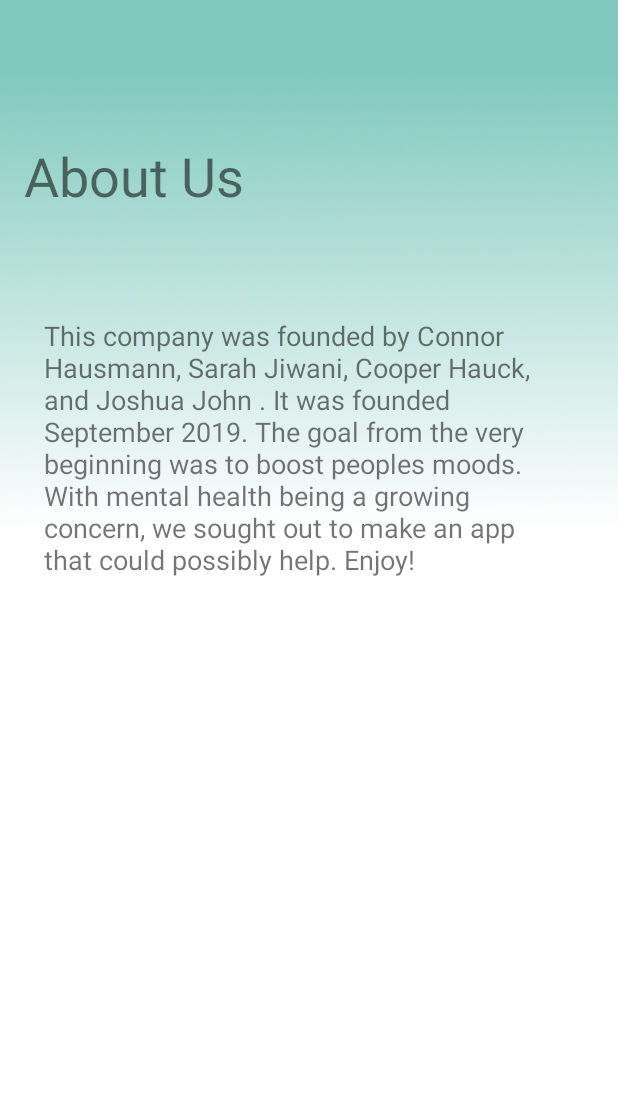
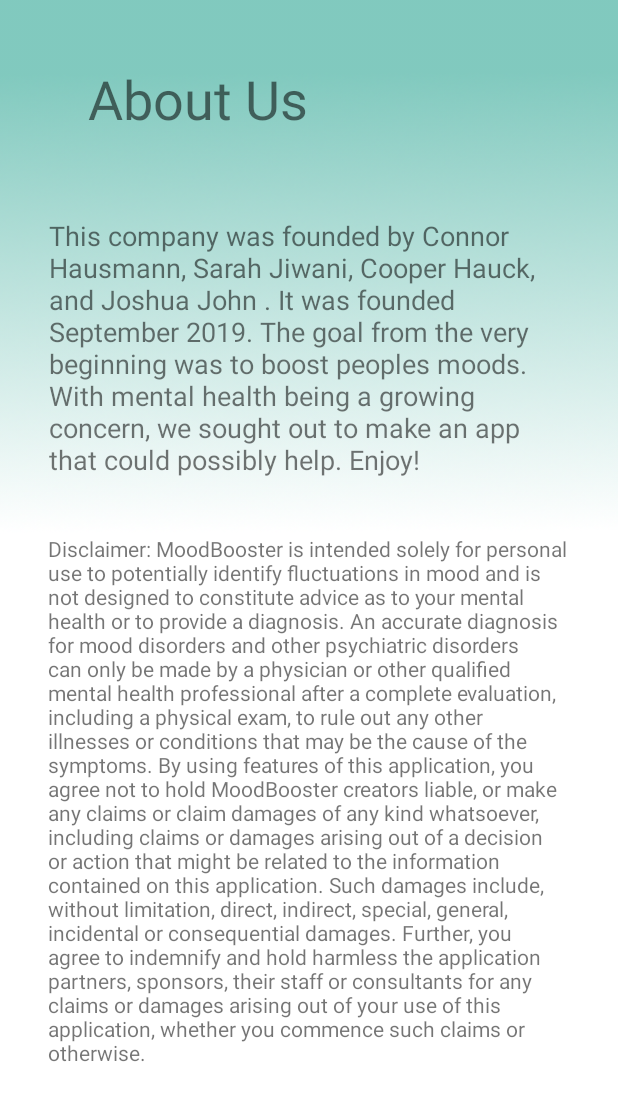
Before and after one commit to Connorshaus/AndroidGridLayout-master, an Android app: the AboutUs screen opened directly, with no data from a screen before it, on a phone screen of 412 x 824 dp. Shown: the top 1101 px of the screen. Run offline under Robolectric (Android 15) with nearby library versions, the phone set to English and light mode, and no system bars.

Commit message:
Disclaimer added to About Us page

```diff
--- a/app/src/main/res/layout/activity_about_us.xml
+++ b/app/src/main/res/layout/activity_about_us.xml
@@ -11,26 +11,45 @@
         android:id="@+id/textView4"
         android:layout_width="183dp"
         android:layout_height="72dp"
-        android:layout_marginTop="76dp"
+        android:layout_marginStart="24dp"
+        android:layout_marginTop="30dp"
+        android:gravity="center"
         android:text="@string/aboutUs"
         android:textSize="36sp"
         app:layout_constraintBottom_toBottomOf="parent"
         app:layout_constraintEnd_toEndOf="parent"
-        app:layout_constraintHorizontal_bias="0.07"
+        app:layout_constraintHorizontal_bias="0.083"
         app:layout_constraintStart_toStartOf="parent"
         app:layout_constraintTop_toTopOf="parent"
-        app:layout_constraintVertical_bias="0.025" />
+        app:layout_constraintVertical_bias="0.0" />
 
     <TextView
         android:id="@+id/textView5"
-        android:layout_width="331dp"
-        android:layout_height="220dp"
+        android:layout_width="343dp"
+        android:layout_height="189dp"
+        android:layout_marginStart="24dp"
+        android:layout_marginEnd="24dp"
         android:text="@string/aboutText"
         android:textSize="18sp"
         app:layout_constraintBottom_toBottomOf="parent"
         app:layout_constraintEnd_toEndOf="parent"
-        app:layout_constraintHorizontal_bias="0.362"
+        app:layout_constraintHorizontal_bias="0.411"
         app:layout_constraintStart_toStartOf="parent"
         app:layout_constraintTop_toTopOf="parent"
-        app:layout_constraintVertical_bias="0.35" />
+        app:layout_constraintVertical_bias="0.228" />
+
+    <TextView
+        android:id="@+id/disclaimerBox"
+        android:layout_width="346dp"
+        android:layout_height="377dp"
+        android:layout_marginStart="24dp"
+        android:layout_marginEnd="24dp"
+        android:layout_marginBottom="30dp"
+        android:text="@string/disclaimer"
+        app:layout_constraintBottom_toBottomOf="parent"
+        app:layout_constraintEnd_toEndOf="parent"
+        app:layout_constraintHorizontal_bias="0.43"
+        app:layout_constraintStart_toStartOf="parent"
+        app:layout_constraintTop_toBottomOf="@+id/textView5"
+        app:layout_constraintVertical_bias="0.268" />
 </android.support.constraint.ConstraintLayout>
--- a/app/src/main/res/values/strings.xml
+++ b/app/src/main/res/values/strings.xml
@@ -27,4 +27,14 @@
     <string name="sampleOption4">answer4</string>
     <string name="sampleOption5">answer5</string>
     <string name="quitOption">quit</string>
+    <string name="disclaimer">Disclaimer: MoodBooster is intended solely for personal use to potentially identify fluctuations
+        in mood and is not designed to constitute advice as to your mental health or to provide a diagnosis. An accurate diagnosis
+        for mood disorders and other psychiatric disorders can only be made by a physician or other qualified mental health
+        professional after a complete evaluation, including a physical exam, to rule out any other illnesses or conditions that may
+        be the cause of the symptoms. By using features of this application, you agree not to hold MoodBooster creators liable,
+        or make any claims or claim damages of any kind whatsoever, including claims or damages arising out of a decision or action
+        that might be related to the information contained on this application. Such damages include, without limitation, direct,
+        indirect, special, general, incidental or consequential damages. Further, you agree to indemnify and hold harmless the
+        application partners, sponsors, their staff or consultants for any claims or damages arising out of your use of this application,
+        whether you commence such claims or otherwise.</string>
 </resources>
```
